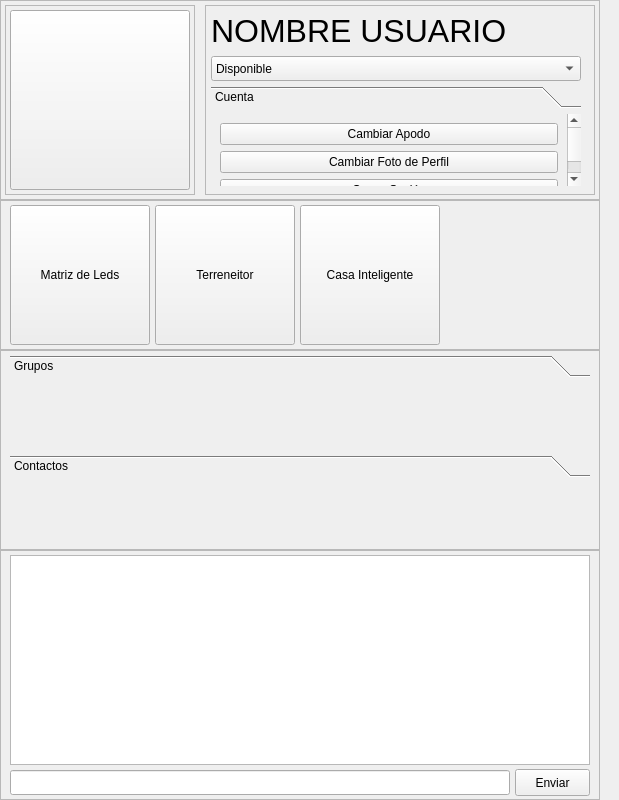
The window that msn_v1.ui (min1t3ck/PRACTICA_07) describes before a commit, drawn with Qt 5.
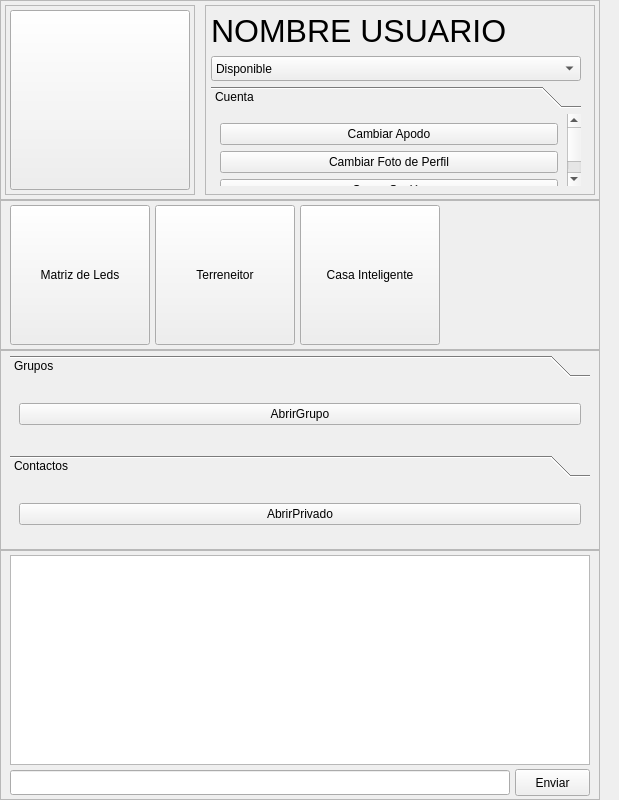
The same window after the commit. Icons and pictures are not drawn.

Commit message: Se agregan las ventanas de mensaje privado y grupal. Se agregaron botones en los toolbox para su prueba

```diff
--- a/msn_v1.ui
+++ b/msn_v1.ui
@@ -431,7 +431,15 @@
       <attribute name="label">
        <string>Contactos</string>
       </attribute>
-      <layout class="QVBoxLayout" name="verticalLayout_5"/>
+      <layout class="QVBoxLayout" name="verticalLayout_5">
+       <item>
+        <widget class="QPushButton" name="btn_Private">
+         <property name="text">
+          <string>AbrirPrivado</string>
+         </property>
+        </widget>
+       </item>
+      </layout>
      </widget>
     </widget>
     <widget class="QToolBox" name="groupList">
@@ -470,6 +478,15 @@
       <attribute name="label">
        <string>Grupos</string>
       </attribute>
+      <layout class="QVBoxLayout" name="verticalLayout_3">
+       <item>
+        <widget class="QPushButton" name="btn_Group">
+         <property name="text">
+          <string>AbrirGrupo</string>
+         </property>
+        </widget>
+       </item>
+      </layout>
      </widget>
     </widget>
    </widget>
```
Left out of the diff: 4 changed lines with no effect on the pictures. The commit also changes 11 other files.
